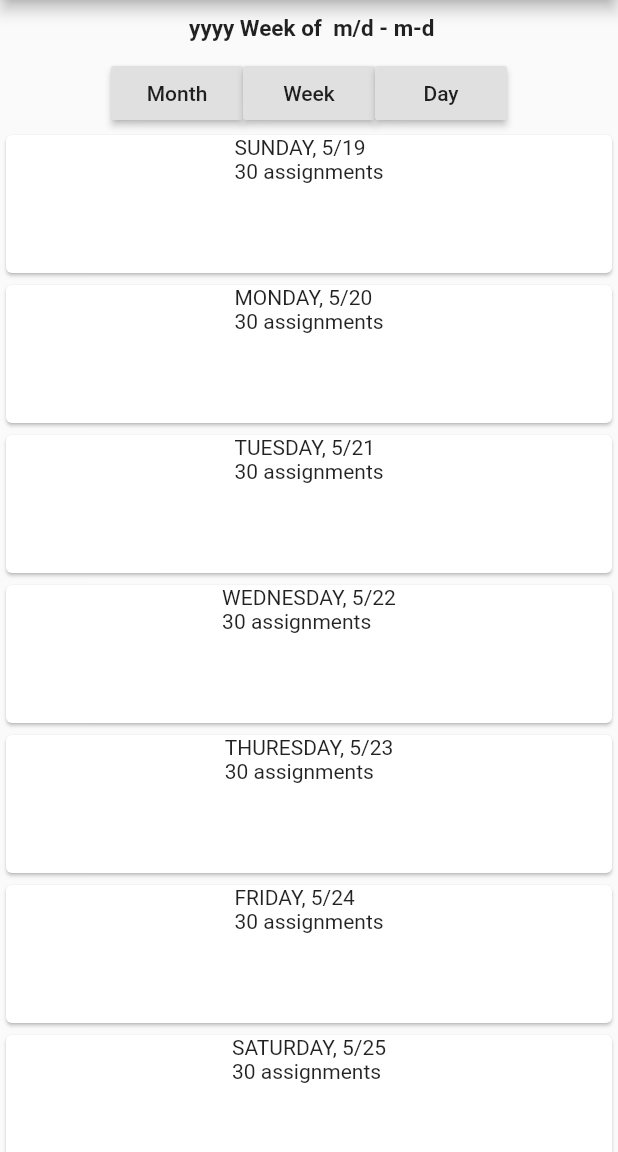
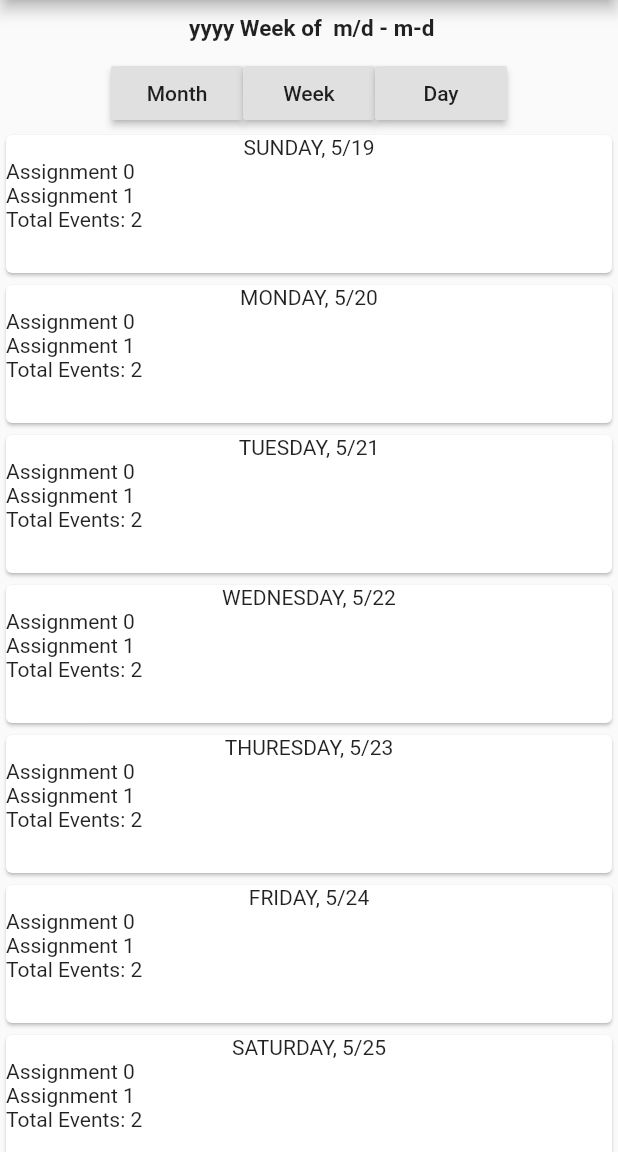
Before and after one commit to Furman950/neumont-planner, a Flutter app: the screen it shows after launch, after a tap on "Month", after a tap on "Week", on a phone screen of 412 x 824 dp, the part 84-1236 px from its top. Run offline on Flutter 3.47's test engine with Material 2 defaults, Android fonts, the phone set to English and light mode, and no system bars.

Commit message:
updated weekView
Changed week view to display information about both assignments and events

```diff
--- a/lib/main.dart
+++ b/lib/main.dart
@@ -42,13 +42,14 @@ class _MyHomePageState extends State<MyHomePage> {
   List<Course> _courses = [];
   List<Event> _events = [];
 
-  Widget getView(View view, Function(View,DateTime) changeView) {
+  Widget getView(View view, Function(View, DateTime) changeView) {
     if (view == View.DAY && _selectedDate.day == _today.day) {
-        return HourView(_assignments, _courses, _events, changeView);
-    }else if(view == View.DAY){
+      return HourView(_assignments, _courses, _events, changeView);
+    } else if (view == View.DAY) {
       return DayView(_assignments, _courses, _events, changeView);
     } else if (view == View.WEEK) {
-      return WeekView(_assignments, _courses, _events, changeView, _selectedDate);
+      return WeekView(
+          _assignments, _courses, _events, changeView, _selectedDate);
     } else if (view == View.MONTH) {
       return MonthView(_assignments, _courses, _events, changeView);
     } else {
@@ -64,8 +65,18 @@ class _MyHomePageState extends State<MyHomePage> {
       _currentViewType = view;
       _selectedDate = newDate;
       //simulates Assignment api call;
-      for (int i = 0; i < 30; i++) {
-        _assignments.add(new Assignment(i, "Assignment " + i.toString(), "This is worth alotta points", 25.0, DateTime.now().add(new Duration(days: -15+i)), false));
+      for (int i = 0; i < 2; i++) {
+        _assignments.add(new Assignment(
+            i,
+            "Assignment " + i.toString(),
+            "This is worth alotta points",
+            25.0,
+            DateTime.now().add(new Duration(days: -15 + i)),
+            false));
+      }
+      for (var i = 0; i < 2; i++) {
+        _events.add(new Event(i, "This is a test event", "Test Event",
+            DateTime.now(), DateTime.now().add(new Duration(days: 7))));
       }
     });
   }
--- a/lib/models/week_date_helper.dart
+++ b/lib/models/week_date_helper.dart
@@ -1,12 +1,15 @@
 import 'package:flutter/cupertino.dart';
 import 'package:neumont_planner/models/assignment.dart';
+import 'package:neumont_planner/models/custom_event.dart';
 
 import 'objects.dart';
 
 class WeekDateHelper extends StatelessWidget {
   final List<Assignment> assignmentList;
+  final List<Event> eventLists;
+  // final List<Course> courseLists;
   final String timeString;
-  WeekDateHelper(this.assignmentList, this.timeString);
+  WeekDateHelper(this.assignmentList, this.eventLists, this.timeString);
 
   @override
   Widget build(BuildContext context) {
@@ -16,11 +19,45 @@ class WeekDateHelper extends StatelessWidget {
         ListView(
             shrinkWrap: true,
             physics: NeverScrollableScrollPhysics(),
-            children: assignmentList
-                .map((assignment) => AssignmentCardRow(
-                    assignment, false, true, true, true, false, false))
-                .toList())
+            children: <Widget>[
+              Text(buildDisplayString(assignmentList, eventLists))
+            ]
+            //     assignmentList.length < 4
+            //         ? assignmentList
+            //             .map((assignment) => AssignmentCardRow(
+            //                 assignment, false, true, true, true, false, false))
+            //             .toList()
+            //         : <Widget>[
+            //             Text("${assignmentList.length.toString()} assignments")
+            //           ]),
+            // // assignmentList
+            // //     .map((assignment) => AssignmentCardColumn(
+            // //         assignment, false, true, true, true, false, false))
+            // //     .toList()),
+            // ListView(
+            //     shrinkWrap: true,
+            //     physics: NeverScrollableScrollPhysics(),
+            //     children: eventLists
+            //         .map((events) => EventCartListColumn(events))
+            //         .toList())
+            )
       ],
     );
   }
+
+  String buildDisplayString(List<Assignment> assignments, List<Event> events) {
+    String eventStr = "Total Events: ${events.length}";
+    String assignmentStr = "";
+    if (assignments.length < 3) {
+      for (var i = 0; i < assignments.length; i++) {
+        if (i == 2) {
+          assignmentStr += assignments[i].title.toString();
+        }
+        assignmentStr += assignments[i].title.toString() + "\n";
+      }
+    } else {
+      assignmentStr += "${assignments.length.toString()} assignments";
+    }
+    return "$assignmentStr$eventStr";
+  }
 }
--- a/lib/views/week_view.dart
+++ b/lib/views/week_view.dart
@@ -72,9 +72,9 @@ class WeekView extends AbstractView {
         onPanEnd: (DragEndDetails details) {
           if (update - start > 0) {
             //previoius
-            print(currentDate.toString());
+            // print(currentDate.toString());
             DateTime toPass = currentDate.subtract(new Duration(days: 7));
-            print(toPass.toString());
+            // print(toPass.toString());
             changeView(View.WEEK, toPass);
           } else {
             //next
@@ -105,12 +105,7 @@ List<Container> buildCards(
       height: 100,
       child: Card(
         child: Column(
-          children: assignments.length < 4
-              ? <Widget>[WeekDateHelper(assignments, item)]
-              : <Widget>[
-                  Text("$item\n${assignments.length.toString()} assignments")
-                ],
-        ),
+            children: <Widget>[WeekDateHelper(assignments, events, item)]),
       ),
     ));
   }
```
Also changed, not shown: lib/models/custom_event.dart (+35 -0 lines).
